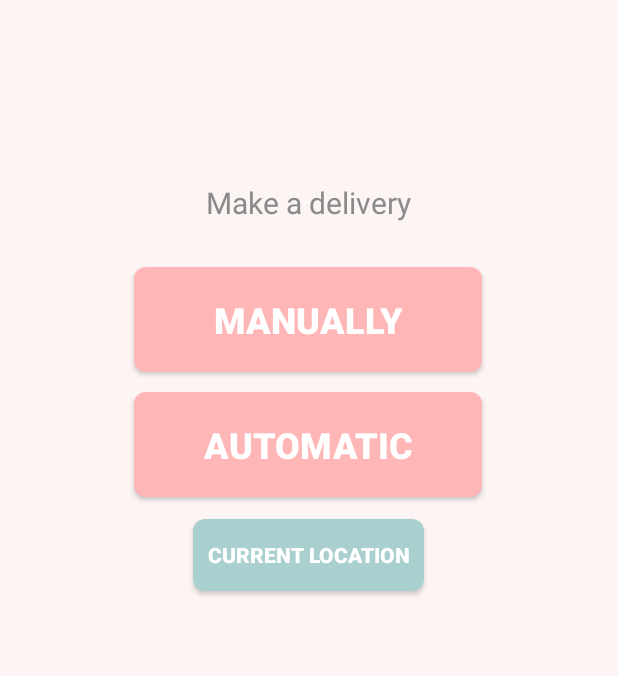
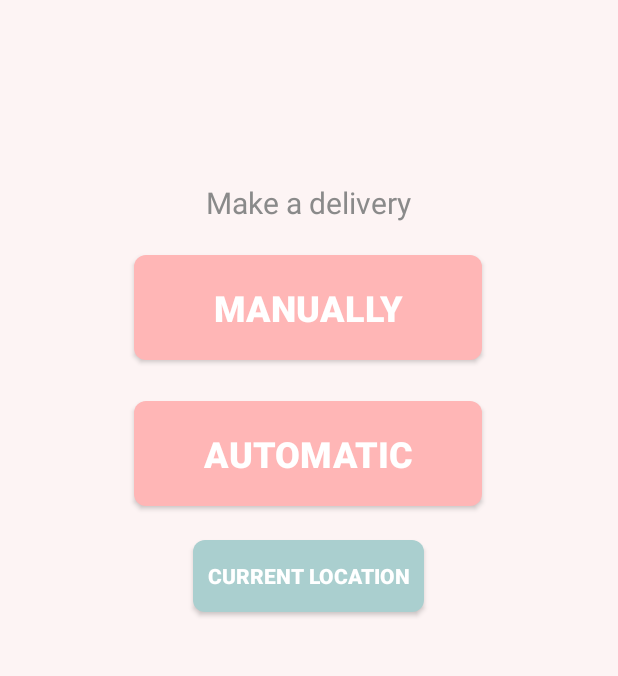
Before and after one commit to DIT112-V20/group-10, an Android app: the screen it shows after launch (MainActivity), on a phone screen of 412 x 824 dp, the part 373-1049 px from its top. Run offline under Robolectric (Android 15) with nearby library versions, the phone set to English and light mode, and no system bars.

Commit message:
Layout changes

```diff
--- a/android/WiFi/app/src/main/res/layout/activity_main.xml
+++ b/android/WiFi/app/src/main/res/layout/activity_main.xml
@@ -22,7 +22,7 @@
         app:layout_constraintHorizontal_bias="0.497"
         app:layout_constraintStart_toStartOf="parent"
         app:layout_constraintTop_toTopOf="parent"
-        app:layout_constraintVertical_bias="0.531"
+        app:layout_constraintVertical_bias="0.52"
         tools:text="Manually" />
 
     <Button
@@ -39,7 +39,7 @@
         app:layout_constraintHorizontal_bias="0.497"
         app:layout_constraintStart_toStartOf="parent"
         app:layout_constraintTop_toTopOf="parent"
-        app:layout_constraintVertical_bias="0.65"
+        app:layout_constraintVertical_bias="0.659"
         tools:text="@string/automatic" />
 
     <Button
@@ -56,7 +56,7 @@
         app:layout_constraintHorizontal_bias="0.498"
         app:layout_constraintStart_toStartOf="parent"
         app:layout_constraintTop_toTopOf="parent"
-        app:layout_constraintVertical_bias="0.748" />
+        app:layout_constraintVertical_bias="0.768" />
 
     <TextView
         android:id="@+id/makeDelivText"
```
